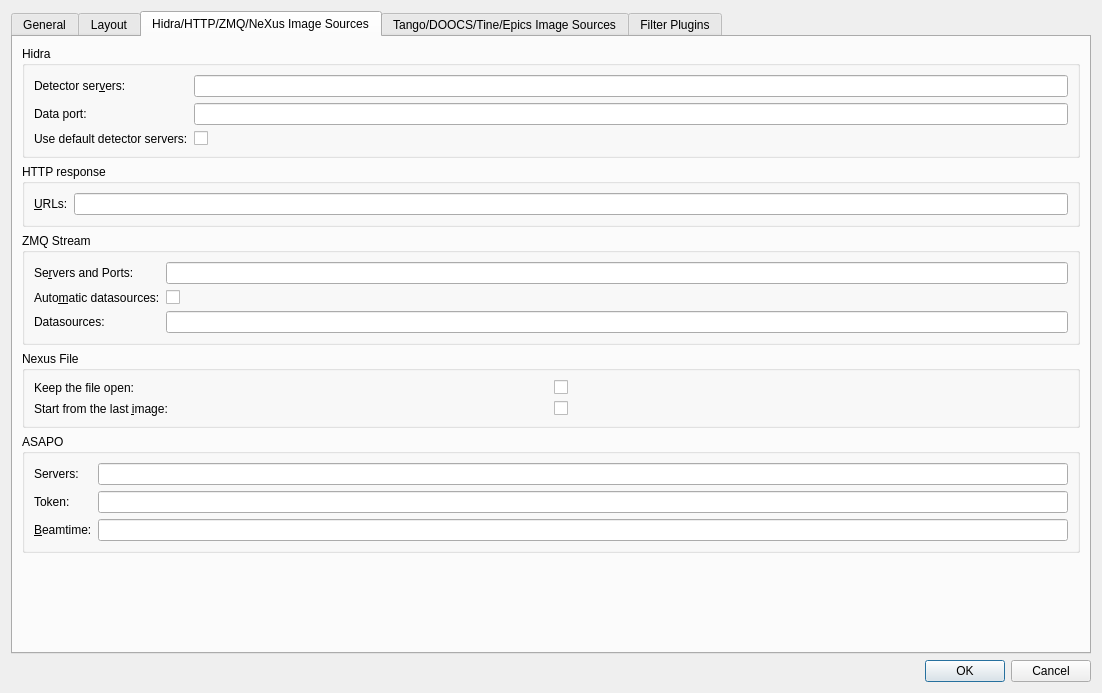
This is lavuelib/ui/ConfigDialog.ui in syncope/lavue as Qt 5 draws it before an edit. The edited form follows.
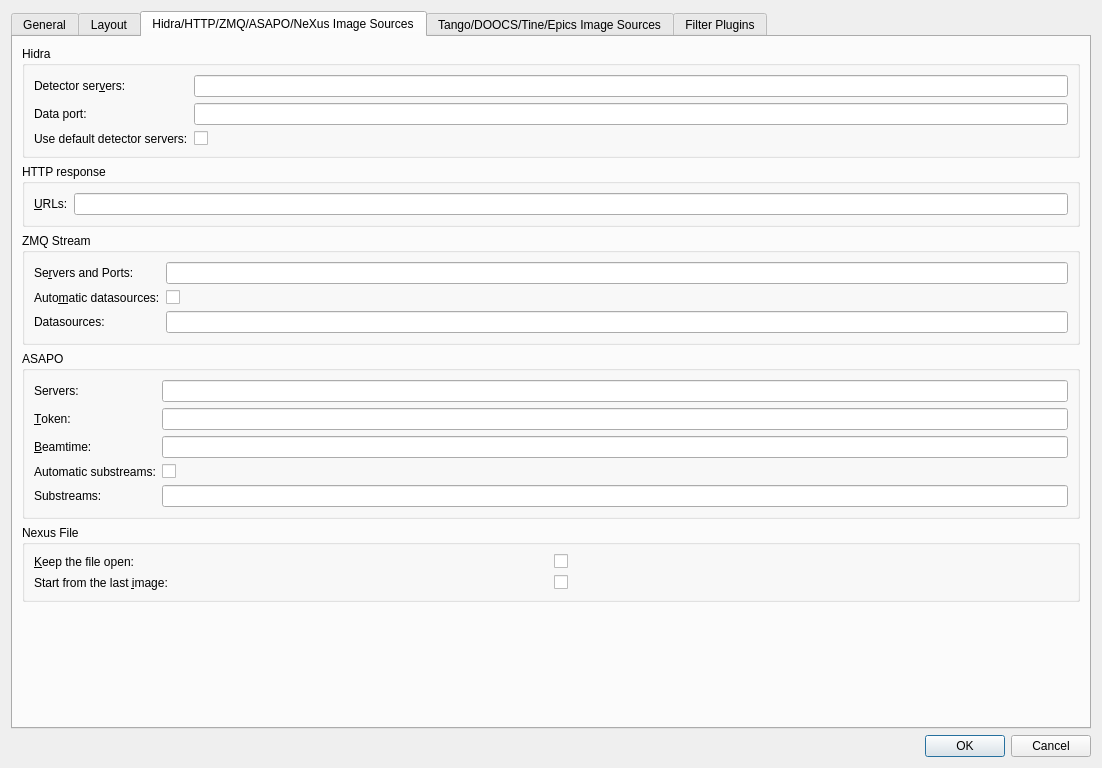
This is the edited form. The open tabs and pages were chosen to show the change.

Commit message:
support substreams in the ASAPO image source  (#423)
* add asapo widget

* add AsapoSource

* fix http tests

* add asapo tests

* update Broker mock

* rename Endpoint to Server

* support substreams in the ASAPO image source

* fix configure for asapo

* add tests for asapo substream

```diff
--- a/lavuelib/ui/ConfigDialog.ui
+++ b/lavuelib/ui/ConfigDialog.ui
@@ -7,7 +7,7 @@
     <x>0</x>
     <y>0</y>
     <width>1102</width>
-    <height>693</height>
+    <height>768</height>
    </rect>
   </property>
   <property name="windowTitle">
@@ -1494,69 +1494,10 @@
        </widget>
        <widget class="QWidget" name="sourceTab">
         <attribute name="title">
-         <string>Hidra/HTTP/ZMQ/NeXus Image Sources</string>
+         <string>Hidra/HTTP/ZMQ/ASAPO/NeXus Image Sources</string>
         </attribute>
         <layout class="QGridLayout" name="gridLayout_13">
-         <item row="6" column="0">
-          <widget class="QGroupBox" name="nexusGroupBox">
-           <property name="title">
-            <string>Nexus File</string>
-           </property>
-           <layout class="QGridLayout" name="gridLayout_21">
-            <item row="0" column="0">
-             <layout class="QGridLayout" name="gridLayout_20">
-              <item row="0" column="1">
-               <widget class="QCheckBox" name="nxsopenCheckBox">
-                <property name="toolTip">
-                 <string>nexus source keeps the file open</string>
-                </property>
-                <property name="text">
-                 <string/>
-                </property>
-               </widget>
-              </item>
-              <item row="0" column="0">
-               <widget class="QLabel" name="nxsopenLabel">
-                <property name="toolTip">
-                 <string>nexus source keeps the file open</string>
-                </property>
-                <property name="text">
-                 <string>Keep the file open:</string>
-                </property>
-                <property name="buddy">
-                 <cstring>nxsopenCheckBox</cstring>
-                </property>
-               </widget>
-              </item>
-              <item row="1" column="0">
-               <widget class="QLabel" name="nxslastLabel">
-                <property name="toolTip">
-                 <string>nexus source starts from the last image</string>
-                </property>
-                <property name="text">
-                 <string>Start from the last &amp;image:</string>
-                </property>
-                <property name="buddy">
-                 <cstring>nxslastCheckBox</cstring>
-                </property>
-               </widget>
-              </item>
-              <item row="1" column="1">
-               <widget class="QCheckBox" name="nxslastCheckBox">
-                <property name="toolTip">
-                 <string>nexus source starts from the last image</string>
-                </property>
-                <property name="text">
-                 <string/>
-                </property>
-               </widget>
-              </item>
-             </layout>
-            </item>
-           </layout>
-          </widget>
-         </item>
-         <item row="8" column="0">
+         <item row="9" column="0">
           <spacer name="verticalSpacer_3">
            <property name="orientation">
             <enum>Qt::Vertical</enum>
@@ -1768,7 +1709,7 @@
                  <string>&lt;html&gt;&lt;head/&gt;&lt;body&gt;&lt;p&gt;ASAPO uid token&lt;/p&gt;&lt;/body&gt;&lt;/html&gt;</string>
                 </property>
                 <property name="text">
-                 <string>Token:</string>
+                 <string>&amp;Token:</string>
                 </property>
                 <property name="buddy">
                  <cstring>asapotokenLineEdit</cstring>
@@ -1822,6 +1763,108 @@
                 </property>
                </widget>
               </item>
+              <item row="4" column="1">
+               <widget class="QLineEdit" name="asaposubstreamsLineEdit">
+                <property name="toolTip">
+                 <string>&lt;html&gt;&lt;head/&gt;&lt;body&gt;&lt;p&gt;ASAPO substream names separated by spaces&lt;/p&gt;&lt;/body&gt;&lt;/html&gt;</string>
+                </property>
+               </widget>
+              </item>
+              <item row="4" column="0">
+               <widget class="QLabel" name="asaposubstreamsLabel">
+                <property name="toolTip">
+                 <string>&lt;html&gt;&lt;head/&gt;&lt;body&gt;&lt;p&gt;ASAPO substream names separated by spaces&lt;/p&gt;&lt;/body&gt;&lt;/html&gt;</string>
+                </property>
+                <property name="text">
+                 <string>Substreams:</string>
+                </property>
+                <property name="buddy">
+                 <cstring>asaposubstreamsLineEdit</cstring>
+                </property>
+               </widget>
+              </item>
+              <item row="3" column="0">
+               <widget class="QLabel" name="asapoautosubstreamsLabel">
+                <property name="toolTip">
+                 <string>&lt;html&gt;&lt;head/&gt;&lt;body&gt;&lt;p&gt;load possible ASAPO substream names from the asapo broker&lt;/p&gt;&lt;/body&gt;&lt;/html&gt;</string>
+                </property>
+                <property name="text">
+                 <string>Automatic substreams:</string>
+                </property>
+                <property name="buddy">
+                 <cstring>asapoautosubstreamsCheckBox</cstring>
+                </property>
+               </widget>
+              </item>
+              <item row="3" column="1">
+               <widget class="QCheckBox" name="asapoautosubstreamsCheckBox">
+                <property name="toolTip">
+                 <string>&lt;html&gt;&lt;head/&gt;&lt;body&gt;&lt;p&gt;load possible ASAPO substream names from the asapo broker&lt;/p&gt;&lt;/body&gt;&lt;/html&gt;</string>
+                </property>
+                <property name="text">
+                 <string/>
+                </property>
+               </widget>
+              </item>
+             </layout>
+            </item>
+           </layout>
+          </widget>
+         </item>
+         <item row="8" column="0">
+          <widget class="QGroupBox" name="nexusGroupBox">
+           <property name="title">
+            <string>Nexus File</string>
+           </property>
+           <layout class="QGridLayout" name="gridLayout_21">
+            <item row="0" column="0">
+             <layout class="QGridLayout" name="gridLayout_20">
+              <item row="0" column="1">
+               <widget class="QCheckBox" name="nxsopenCheckBox">
+                <property name="toolTip">
+                 <string>nexus source keeps the file open</string>
+                </property>
+                <property name="text">
+                 <string/>
+                </property>
+               </widget>
+              </item>
+              <item row="0" column="0">
+               <widget class="QLabel" name="nxsopenLabel">
+                <property name="toolTip">
+                 <string>nexus source keeps the file open</string>
+                </property>
+                <property name="text">
+                 <string>&amp;Keep the file open:</string>
+                </property>
+                <property name="buddy">
+                 <cstring>nxsopenCheckBox</cstring>
+                </property>
+               </widget>
+              </item>
+              <item row="1" column="0">
+               <widget class="QLabel" name="nxslastLabel">
+                <property name="toolTip">
+                 <string>nexus source starts from the last image</string>
+                </property>
+                <property name="text">
+                 <string>Start from the last &amp;image:</string>
+                </property>
+                <property name="buddy">
+                 <cstring>nxslastCheckBox</cstring>
+                </property>
+               </widget>
+              </item>
+              <item row="1" column="1">
+               <widget class="QCheckBox" name="nxslastCheckBox">
+                <property name="toolTip">
+                 <string>nexus source starts from the last image</string>
+                </property>
+                <property name="text">
+                 <string/>
+                </property>
+               </widget>
+              </item>
              </layout>
             </item>
            </layout>
```
Left out of the diff: 8 changed lines with no effect on the pictures. The commit also changes 10 other files.
